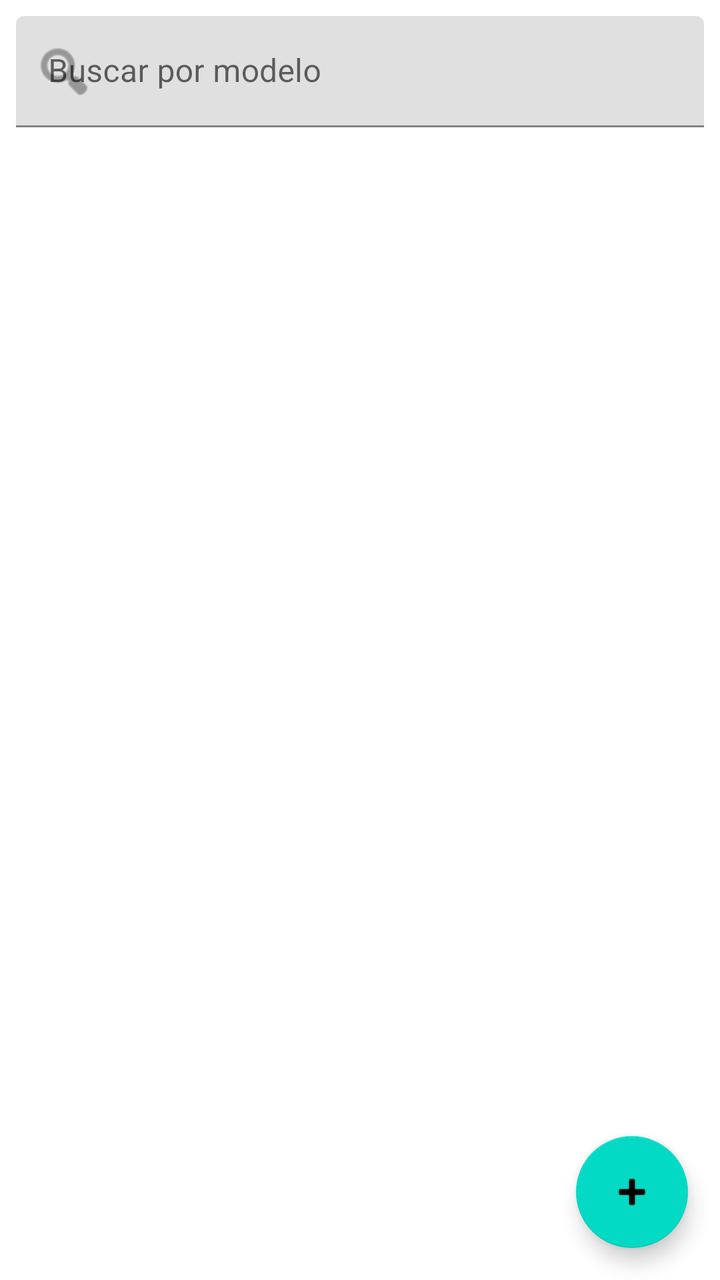
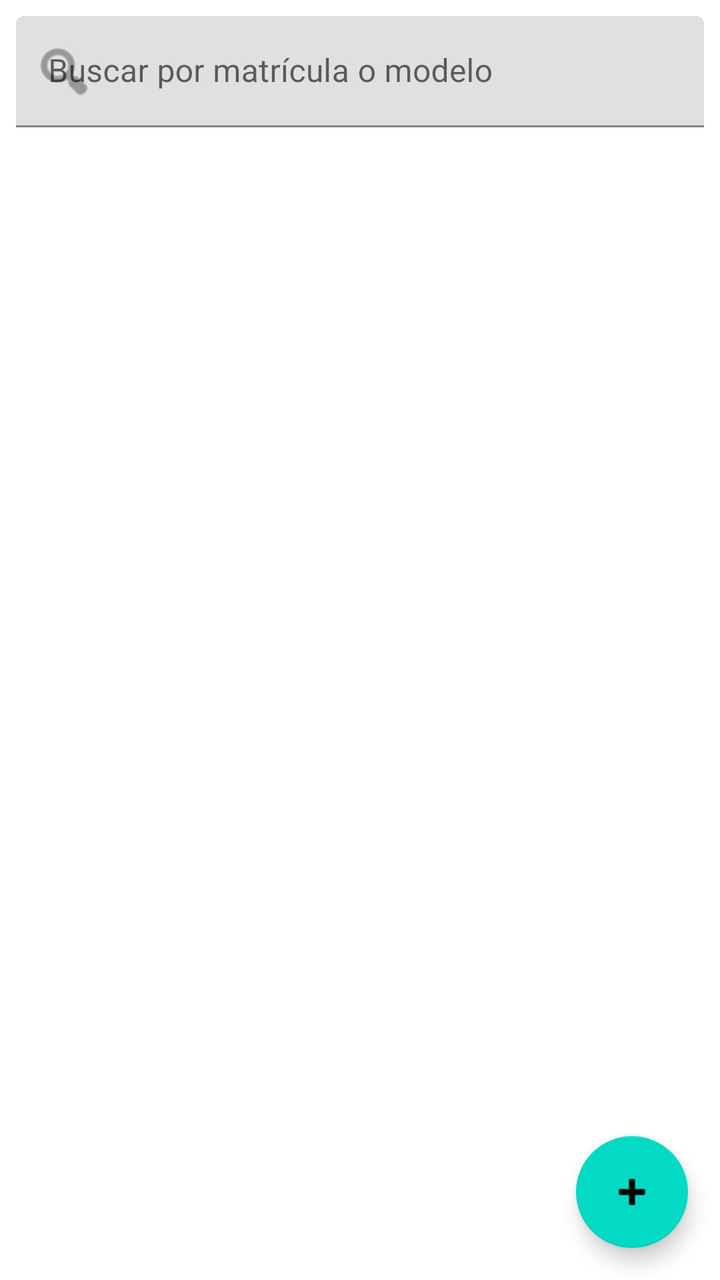

Before-and-after screenshots of an Android layout around one commit, followed by the original layout XML and the change that was made.
<!-- AndroidManifest.xml: application theme Theme.Trabajo_Final_Mobil_2026 -->
<!-- res/layout/fragment_vehiculo.xml -->
<?xml version="1.0" encoding="utf-8"?>
<FrameLayout xmlns:android="http://schemas.android.com/apk/res/android"
    xmlns:app="http://schemas.android.com/apk/res-auto"
    xmlns:tools="http://schemas.android.com/tools"
    android:layout_width="match_parent"
    android:layout_height="match_parent"
    tools:context=".ui.vehiculo.VehiculoFragment">

    <LinearLayout
        android:layout_width="match_parent"
        android:layout_height="match_parent"
        android:orientation="vertical">

        <com.google.android.material.textfield.TextInputLayout
            android:layout_width="match_parent"
            android:layout_height="wrap_content"
            android:layout_margin="8dp"
            app:startIconDrawable="@android:drawable/ic_menu_search"
            android:hint="Buscar por modelo">

            <com.google.android.material.textfield.TextInputEditText
                android:id="@+id/edBuscarVehiculo"
                android:layout_width="match_parent"
                android:layout_height="wrap_content"
                android:imeOptions="actionSearch"
                android:inputType="text" />
        </com.google.android.material.textfield.TextInputLayout>

        <TextView
            android:id="@+id/tvMensajeVehiculo"
            android:layout_width="match_parent"
            android:layout_height="wrap_content"
            android:padding="8dp"
            android:gravity="center"
            android:text=""
            android:textColor="@android:color/holo_red_dark" />

        <androidx.recyclerview.widget.RecyclerView
            android:id="@+id/rcVehiculo"
            android:layout_width="match_parent"
            android:layout_height="0dp"
            android:layout_weight="1"
            android:clipToPadding="false"
            android:paddingBottom="88dp" />
    </LinearLayout>

    <com.google.android.material.floatingactionbutton.FloatingActionButton
        android:id="@+id/fabCrearVehiculo"
        android:layout_width="wrap_content"
        android:layout_height="wrap_content"
        android:layout_gravity="bottom|end"
        android:layout_margin="16dp"
        android:contentDescription="Crear vehículo"
        android:src="@android:drawable/ic_input_add" />

</FrameLayout>
<!-- resources referenced by this layout -->
<resources>
  <style name="Theme.Trabajo_Final_Mobil_2026" parent="Theme.MaterialComponents.DayNight.DarkActionBar">
          
          <item name="colorPrimary">@color/purple_500</item>
          <item name="colorPrimaryVariant">@color/purple_700</item>
          <item name="colorOnPrimary">@color/white</item>
          
          <item name="colorSecondary">@color/teal_200</item>
          <item name="colorSecondaryVariant">@color/teal_700</item>
          <item name="colorOnSecondary">@color/black</item>
          
          <item name="android:statusBarColor">?attr/colorPrimaryVariant</item>
          
      </style>
  <color name="purple_500">#FF6200EE</color>
  <color name="purple_700">#FF3700B3</color>
  <color name="white">#FFFFFFFF</color>
  <color name="teal_200">#FF03DAC5</color>
  <color name="teal_700">#FF018786</color>
  <color name="black">#FF000000</color>
</resources>

<!-- the commit's change to res/layout/fragment_vehiculo.xml (unified diff, before → after) -->
@@ -16,7 +16,7 @@
             android:layout_height="wrap_content"
             android:layout_margin="8dp"
             app:startIconDrawable="@android:drawable/ic_menu_search"
-            android:hint="Buscar por modelo">
+            android:hint="Buscar por matrícula o modelo">
 
             <com.google.android.material.textfield.TextInputEditText
                 android:id="@+id/edBuscarVehiculo"
